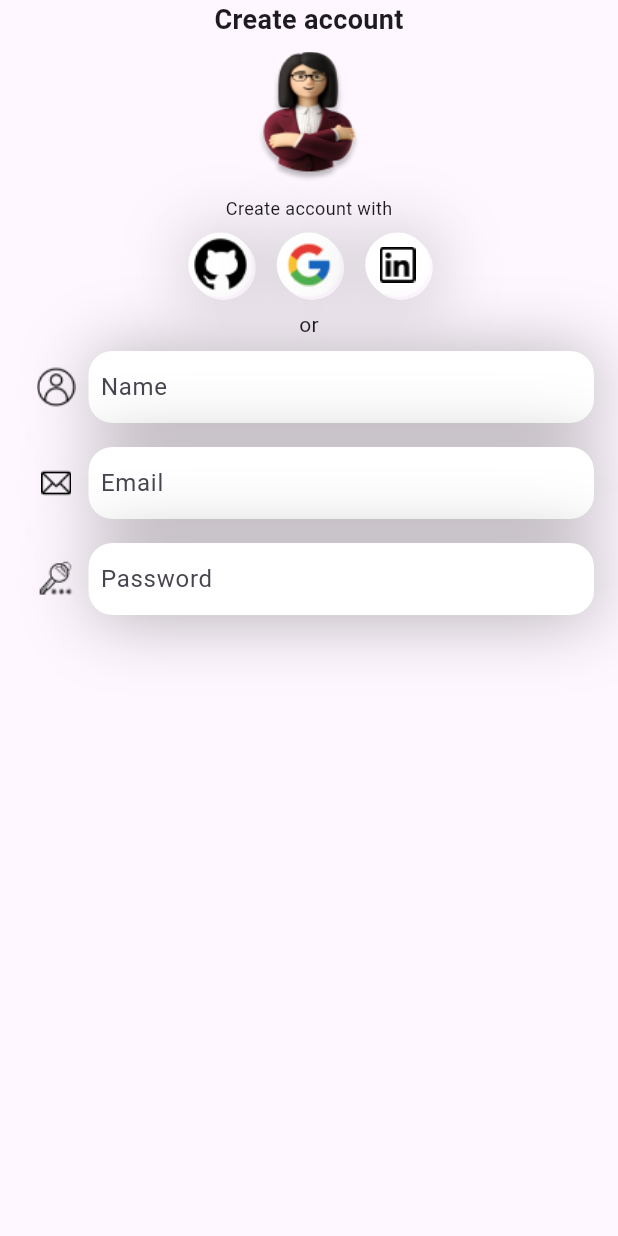
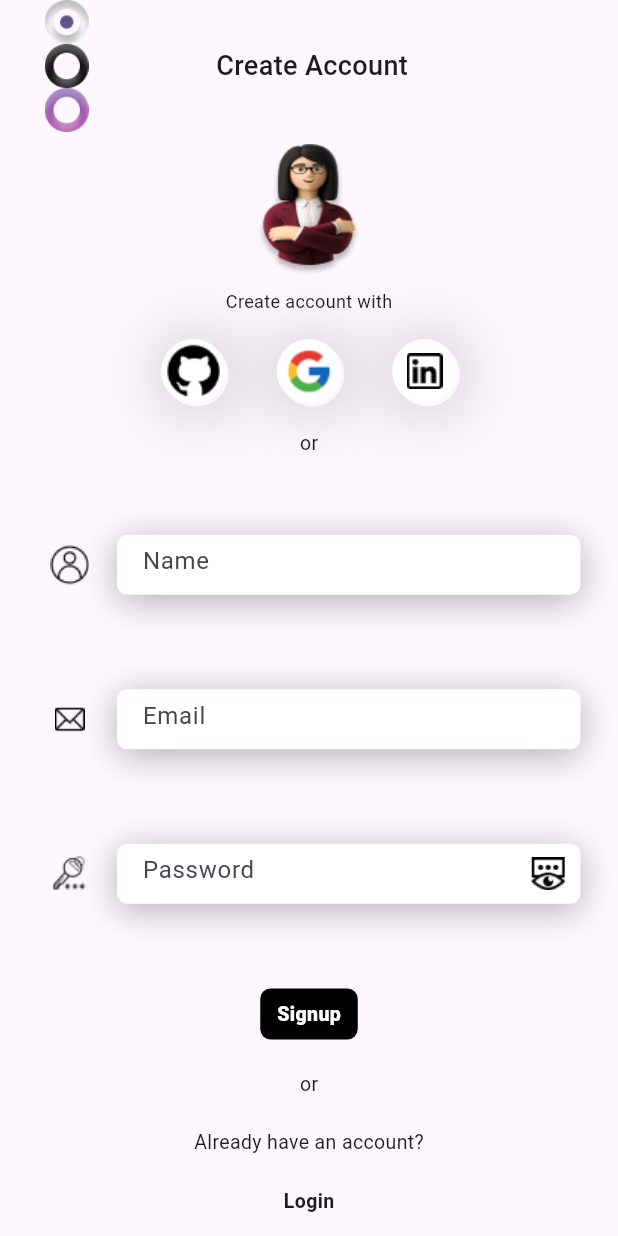
Before and after one commit to PhongDavidVu/MentorME-Batch16, a Flutter app: the screen it shows after launch, on a phone screen of 412 x 824 dp. Run offline on Flutter 3.47's test engine with Material 3 defaults, Android fonts, the phone set to English and light mode, and no system bars.

Commit message:
finished (Not 100% but elements are there)

```diff
--- a/hw/lib/gen/assets.gen.dart
+++ b/hw/lib/gen/assets.gen.dart
@@ -12,6 +12,7 @@ import 'package:flutter/widgets.dart';
 class Assets {
   Assets._();
 
+  static const AssetGenImage button = AssetGenImage('assets/button.png');
   static const AssetGenImage female = AssetGenImage('assets/female.png');
   static const AssetGenImage git = AssetGenImage('assets/git.png');
   static const AssetGenImage google = AssetGenImage('assets/google.png');
@@ -19,10 +20,11 @@ class Assets {
   static const AssetGenImage key = AssetGenImage('assets/key.png');
   static const AssetGenImage linkedIN = AssetGenImage('assets/linkedIN.png');
   static const AssetGenImage mail = AssetGenImage('assets/mail.png');
+  static const AssetGenImage visible = AssetGenImage('assets/visible.png');
 
   /// List of all assets
   static List<AssetGenImage> get values =>
-      [female, git, google, human, key, linkedIN, mail];
+      [button, female, git, google, human, key, linkedIN, mail, visible];
 }
 
 class AssetGenImage {
--- a/hw/lib/main.dart
+++ b/hw/lib/main.dart
@@ -19,11 +19,19 @@ class MainApp extends StatelessWidget {
           alignment: Alignment.center,
             child: Column (
             children: [
-                Text('Create account' ,
-                      style: TextStyle(fontSize:  18, fontWeight: FontWeight.w600)),
+                Row(
+                  children: [
+                    Assets.button.image(width: 89, height: 88),
+                    Padding(
+                      padding: const EdgeInsets.only(left: 55.0),
+                      child: Text('Create Account' ,
+                            style: TextStyle(fontSize:  18, fontWeight: FontWeight.w500)),
+                    ),
+                  ],
+                ),
                 Padding(
                   padding: const EdgeInsets.all(8.0),
-                  child: Assets.female.image(width: 88, height: 88),
+                  child: Assets.female.image(width: 89, height: 88),
                 ),
               Text('Create account with', style: TextStyle(fontWeight: FontWeight.w400, fontSize: 12),),
               Row(
@@ -36,10 +44,39 @@ class MainApp extends StatelessWidget {
 
                 ],
               ),
-              Text('or'),
+              Text('or', style: TextStyle(fontWeight: FontWeight.w400, fontSize: 13),),
+              SizedBox(height: 20),
+
               IconTextFieldRow(hint: 'Name', image: Assets.human.path),
               IconTextFieldRow(hint: 'Email', image: Assets.mail.path),
-              IconTextFieldRow(hint: 'Password', image: Assets.key.path)
+              IconTextFieldRow(hint: 'Password', image: Assets.key.path,hintImage: Assets.visible.path),
+              SizedBox(height: 25),
+
+              Container(
+                  height: 34,
+                  width: 65,
+                  decoration: BoxDecoration (
+                      color: Colors.black,
+                      borderRadius: BorderRadius.circular(7),
+                  ),
+
+                      child: Center(
+                          child: Text('Signup', style: TextStyle(fontWeight: FontWeight.w800, fontSize: 13,color: Colors.white),)
+                      )
+              ),
+              SizedBox(height: 20),
+              Text('or', style: TextStyle(fontWeight: FontWeight.w400, fontSize: 13),),
+              SizedBox(height: 20),
+              Text('Already have an account?', style: TextStyle(fontWeight: FontWeight.w400, fontSize: 13),),
+              SizedBox(height: 20),
+              Text('Login', style: TextStyle(fontWeight: FontWeight.w700, fontSize: 13),),
+
+
+
+
+
+
+
             ]
           )
           ,
@@ -56,7 +93,7 @@ class AccountHolder extends StatelessWidget {
 
   @override
   Widget build(BuildContext context)  => Container(
-    margin:  EdgeInsets.all(8),
+    margin:  EdgeInsets.all(17),
     decoration: BoxDecoration(
         shape: BoxShape.circle,
         color: Colors.white,
@@ -74,40 +111,55 @@ class AccountHolder extends StatelessWidget {
 
 }
 class IconTextFieldRow extends StatelessWidget {
-  const IconTextFieldRow({required this.image, required this.hint, super.key});
+  const IconTextFieldRow({required this.image, required this.hint, this.hintImage, super.key});
 
   final String image;
   final String hint;
+  final String? hintImage;
 
   @override
   Widget build(BuildContext context) =>  Padding(
-    padding: const EdgeInsets.symmetric(horizontal:  16, vertical: 8),
+    padding: const EdgeInsets.symmetric(horizontal: 25, vertical: 30),
     child: Row(
       children: [
         Image.asset(image,width: 43, height: 43),
+        SizedBox(width: 10),
         Expanded(
             child: Container(
+              height: 40,
               decoration: BoxDecoration (
                 boxShadow: [
                   BoxShadow(
                     color: Colors.black.withOpacity(0.3),
-                    offset: Offset(2,2),
-                    blurRadius: 40
+                    offset: Offset(0,4),
+                    blurRadius: 20
                   )
                 ],
                 color: Colors.white,
-                borderRadius: BorderRadius.circular(16)
+                borderRadius: BorderRadius.circular(7),
+
+
               ),
               child: TextField(
                 decoration:  InputDecoration(
                   border: InputBorder.none,
-                  contentPadding: EdgeInsets.all(8.0),
-                  hintText: hint
+                  contentPadding: EdgeInsets.fromLTRB(17,20,20,10),
+                  hintText: hint,
+                  suffixIcon: hintImage != null
+                      ? Padding(
+                    padding: EdgeInsets.only(left: 13.0, right: 8.0), // Adjust the padding as needed
+                    child: Image.asset(hintImage!, width: 21, height: 17), // If an image is provided, use it as a prefix icon
+                  )
+                      : null, // If no image is provided, don't display an icon
+
                 )
               ),
             )
-        )
+        ),
+
       ],
     ),
-  );
+
+  )
+  ;
 }
```
Also changed, not shown: hw/assets/button.png (added), hw/assets/visible.png (added), 1 other file.
